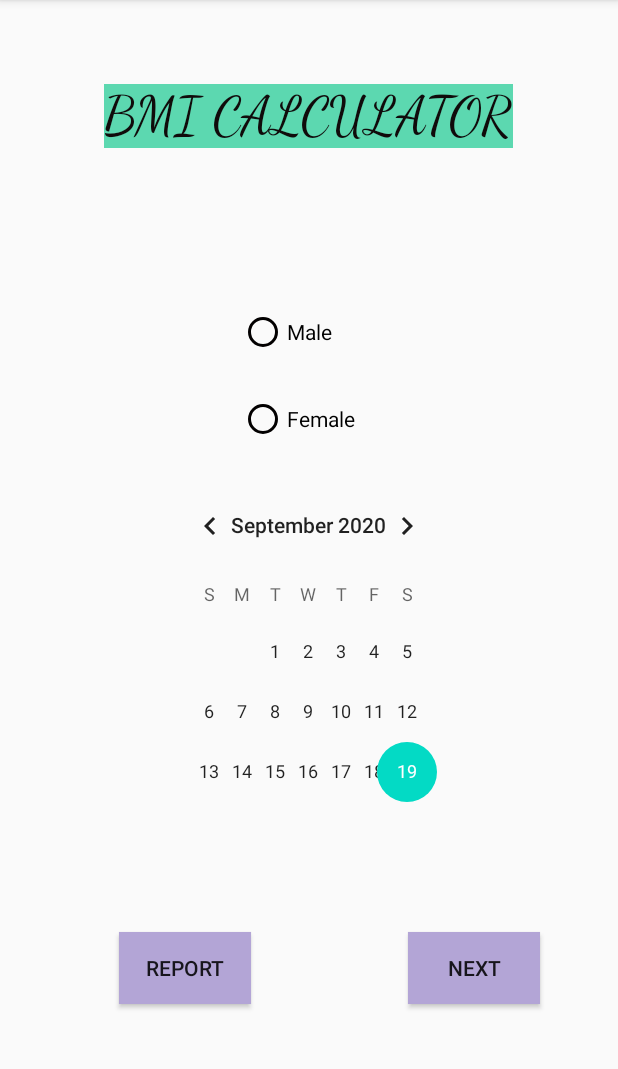
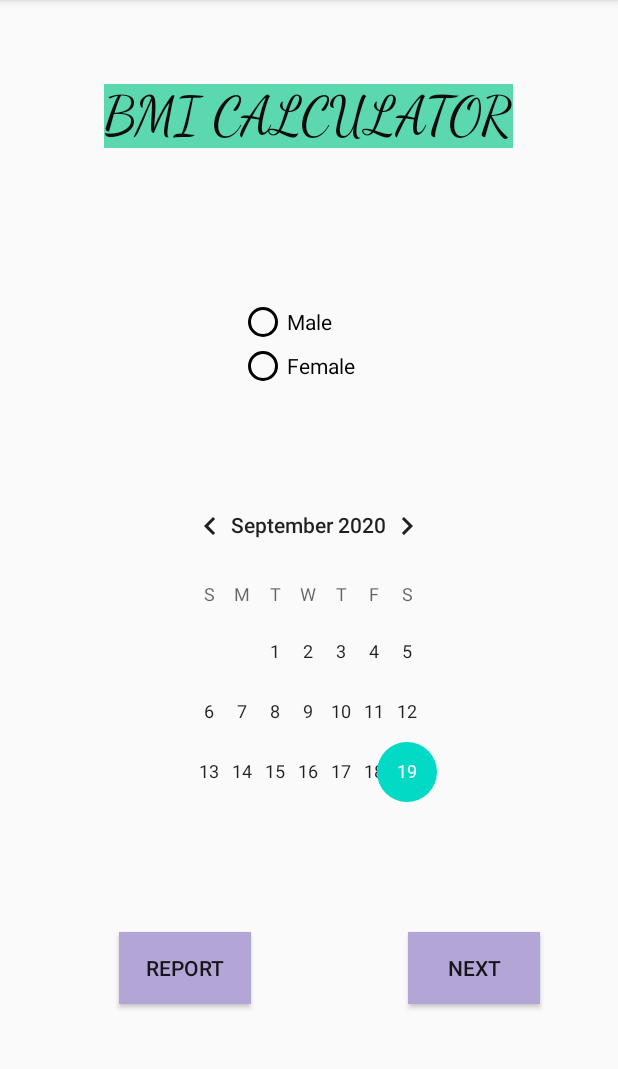
Before and after one commit to ushan1234/FitnessCareAPP, an Android app: the screen it shows after launch (BmiCall1), on a phone screen of 412 x 824 dp, the part 84-1153 px from its top. Run offline under Robolectric (Android 15) with nearby library versions, the phone set to English and light mode, and no system bars.

Commit message:
second page male

```diff
--- a/app/src/main/java/comtechnobyte/example/fitnesscareapp/BmiCall1.java
+++ b/app/src/main/java/comtechnobyte/example/fitnesscareapp/BmiCall1.java
@@ -3,12 +3,50 @@ package comtechnobyte.example.fitnesscareapp;
 import androidx.appcompat.app.AppCompatActivity;
 
 import android.os.Bundle;
+import android.view.View;
+import android.widget.Button;
+import android.widget.RadioButton;
+import android.widget.RadioGroup;
+import android.widget.Toast;
+
+import java.nio.file.Files;
 
 public class BmiCall1 extends AppCompatActivity {
+
+    RadioGroup genderGroup;
+    RadioButton maleRadio, femaleradio;
+    Button nextBtn;
+    String gender = "";
 
     @Override
     protected void onCreate(Bundle savedInstanceState) {
         super.onCreate(savedInstanceState);
         setContentView(R.layout.activity_bmi_call1);
+
+        genderGroup = findViewById(R.id.genderGroup);
+        maleRadio = findViewById(R.id.rmale);
+        femaleradio = findViewById(R.id.rfemale);
+
+        nextBtn = findViewById(R.id.nextbtn);
+
+        nextBtn.setOnClickListener(new View.OnClickListener() {
+            @Override
+            public void onClick(View view) {
+
+                if(genderGroup.getCheckedRadioButtonId() == R.id.rmale){
+                    gender = "Male";
+                }else if (genderGroup.getCheckedRadioButtonId() == R.id.rfemale){
+                    gender = "Female";
+                }
+
+                if (gender.equals("Male") || gender.equals("Female")){
+                    Toast.makeText(BmiCall1.this, "Gender: "+gender , Toast.LENGTH_SHORT).show();
+                }else {
+                    Toast.makeText(BmiCall1.this, "Please select your gender", Toast.LENGTH_SHORT).show();
+                }
+            }
+        });
+
+
     }
 }
--- a/app/src/main/java/comtechnobyte/example/fitnesscareapp/Male.java
+++ b/app/src/main/java/comtechnobyte/example/fitnesscareapp/Male.java
@@ -6,12 +6,13 @@ import android.annotation.SuppressLint;
 import android.os.Bundle;
 import android.view.View;
 import android.widget.Button;
+import android.widget.EditText;
 import android.widget.TextView;
 
 public class Male extends AppCompatActivity {
 
     private Button Calculate;
-    private Button Weight,Hight;
+    private EditText Weight,Hight;
     private TextView Answer;
 
     @SuppressLint("WrongViewCast")
--- a/app/src/main/res/layout/activity_bmi_call1.xml
+++ b/app/src/main/res/layout/activity_bmi_call1.xml
@@ -20,29 +20,30 @@
         app:layout_constraintTop_toTopOf="parent"
         app:layout_constraintVertical_bias="0.863" />
 
-    <RadioButton
-        android:id="@+id/Rmale"
-        android:layout_width="93dp"
-        android:layout_height="29dp"
-        android:buttonTint="#020000"
-        android:text="Male"
+    <RadioGroup
+        android:id="@+id/genderGroup"
+        android:layout_width="wrap_content"
+        android:layout_height="wrap_content"
         app:layout_constraintBottom_toBottomOf="parent"
         app:layout_constraintEnd_toEndOf="parent"
         app:layout_constraintStart_toStartOf="parent"
         app:layout_constraintTop_toTopOf="parent"
-        app:layout_constraintVertical_bias="0.28" />
+        app:layout_constraintVertical_bias="0.282">
 
-    <RadioButton
-        android:id="@+id/rfemale"
-        android:layout_width="93dp"
-        android:layout_height="29dp"
-        android:buttonTint="#020000"
-        android:text="@string/female"
-        app:layout_constraintBottom_toBottomOf="parent"
-        app:layout_constraintEnd_toEndOf="parent"
-        app:layout_constraintStart_toStartOf="parent"
-        app:layout_constraintTop_toTopOf="parent"
-        app:layout_constraintVertical_bias="0.358" />
+        <RadioButton
+            android:id="@+id/rmale"
+            android:layout_width="93dp"
+            android:layout_height="29dp"
+            android:buttonTint="#020000"
+            android:text="Male" />
+
+        <RadioButton
+            android:id="@+id/rfemale"
+            android:layout_width="93dp"
+            android:layout_height="29dp"
+            android:buttonTint="#020000"
+            android:text="@string/female" />
+    </RadioGroup>
 
     <CalendarView
         android:id="@+id/calendarView2"
@@ -75,7 +76,7 @@
         app:layout_constraintVertical_bias="0.077" />
 
     <Button
-        android:id="@+id/button4"
+        android:id="@+id/nextbtn"
         android:layout_width="wrap_content"
         android:layout_height="wrap_content"
         android:background="#BEB5D5"
```
Also changed, not shown: app/src/main/AndroidManifest.xml (+2 -7 lines), app/src/main/java/comtechnobyte/example/fitnesscareapp/Report.java (added, +14 -0 lines), app/src/main/res/layout/activity_male.xml (+11 -12 lines).
